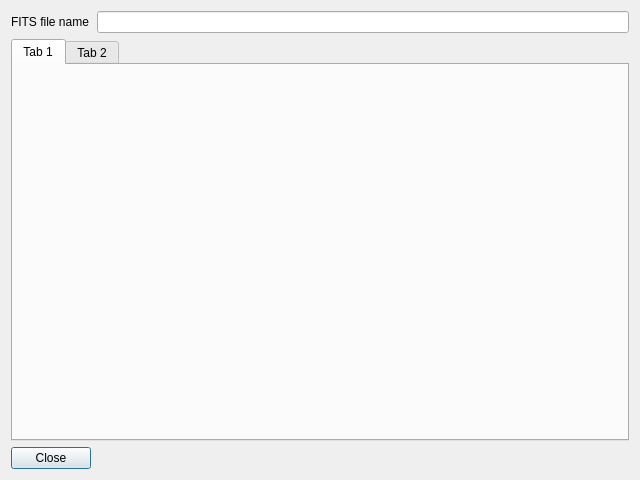
malikolivier/aflak, file aflak/FitsHeaderWindow.ui: the form before one commit.
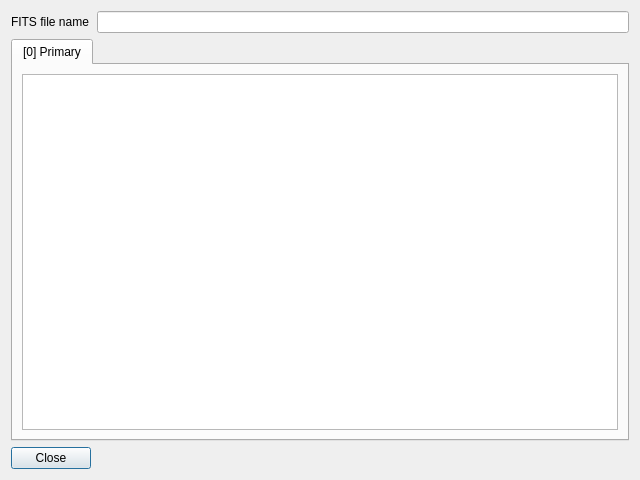
The form after the commit.

Commit message:
FitsHeaderWindow.ui: Keep only example working tab
Tab contains a text field.
Tab content will be moved to its own class deriving QWidget.

```diff
--- a/aflak/FitsHeaderWindow.ui
+++ b/aflak/FitsHeaderWindow.ui
@@ -37,13 +37,26 @@
     <widget class="QTabWidget" name="tabWidget">
      <widget class="QWidget" name="tab">
       <attribute name="title">
-       <string>Tab 1</string>
+       <string>[0] Primary</string>
       </attribute>
-     </widget>
-     <widget class="QWidget" name="tab_2">
-      <attribute name="title">
-       <string>Tab 2</string>
-      </attribute>
+      <layout class="QGridLayout" name="gridLayout_2">
+       <item row="0" column="0">
+        <widget class="QPlainTextEdit" name="plainTextEdit">
+         <property name="minimumSize">
+          <size>
+           <width>0</width>
+           <height>0</height>
+          </size>
+         </property>
+         <property name="plainText">
+          <string/>
+         </property>
+         <property name="textInteractionFlags">
+          <set>Qt::TextSelectableByKeyboard|Qt::TextSelectableByMouse</set>
+         </property>
+        </widget>
+       </item>
+      </layout>
      </widget>
     </widget>
    </item>
```
The commit also changes 1 other file.
